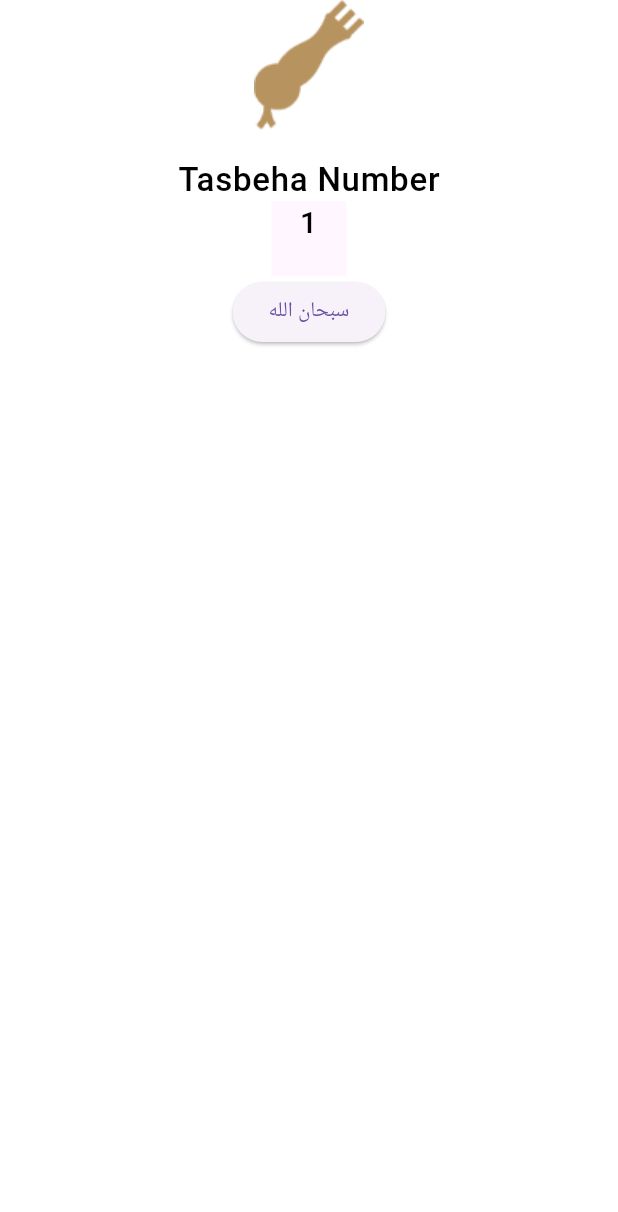
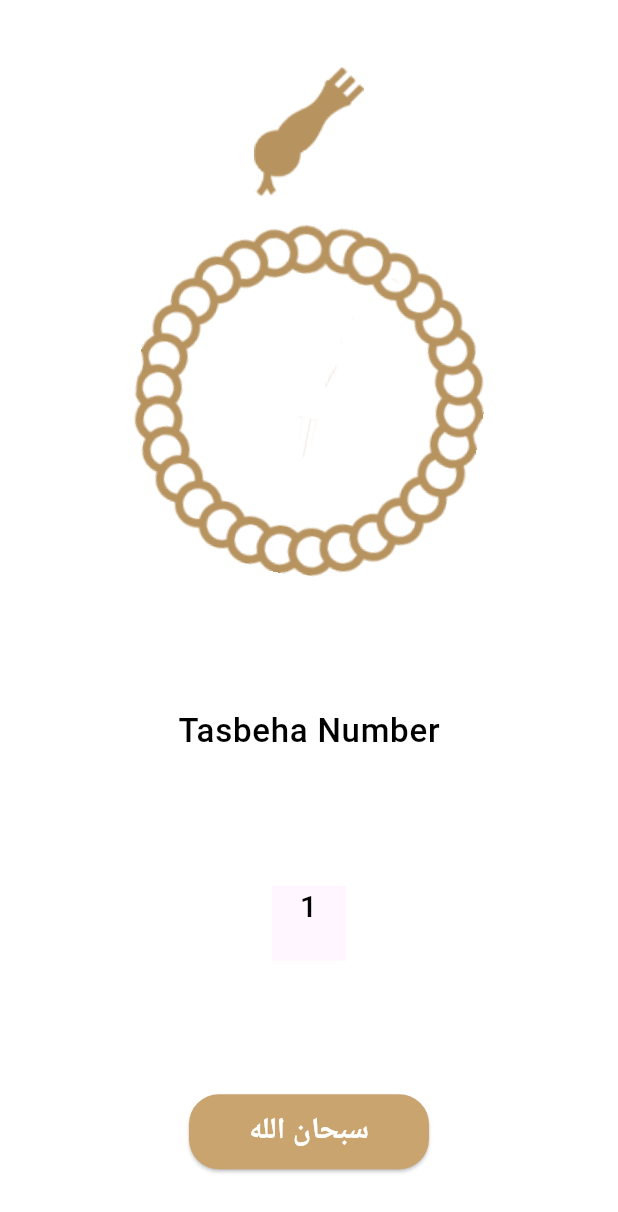
Before and after one commit to Noody362003/islami, a Flutter app: the SebhaTap widget shown alone on an empty page, opened directly, after a tap on "سبحان الله", on a phone screen of 412 x 824 dp. Shown: the top 1212 px of the screen. Run offline on Flutter 3.47's test engine with Material 3 defaults, Android fonts, the phone set to English and light mode, and no system bars.

Commit message:
+sebha tap

```diff
--- a/lib/presentaition/screens/sibha_tap.dart
+++ b/lib/presentaition/screens/sibha_tap.dart
@@ -11,11 +11,12 @@ class SebhaTap extends StatefulWidget {
 class _SebhaTapState extends State<SebhaTap>
     with SingleTickerProviderStateMixin{
   late AnimationController _controller;
+  double rotationAngle = 0.0;
 
   @override
   void initState() {
     _controller = AnimationController(
-      duration: const Duration(milliseconds: 5000),
+      duration: Duration(milliseconds: 300),
       vsync: this,
     );
     super.initState();
@@ -36,18 +37,40 @@ class _SebhaTapState extends State<SebhaTap>
   ];
   int sebha_index = 0;
 
+  void _incrementCounter() {
+    setState(() {
+      if (counter < 33) {
+        counter++;
+        rotationAngle += (1 / 33);
+        _controller.forward(from: 0);
+      } else {
+        counter = 0;
+        rotationAngle = 0; // Reset rotation angle
+        _controller.forward(from: 0); // Reset rotation
+        if (sebha_index < tasbeha.length - 1) {
+          sebha_index++;
+        } else {
+          sebha_index = 0;
+        }
+      }
+    });
+  }
+
   @override
   Widget build(BuildContext context) {
     return Center(
       child: Column(
         crossAxisAlignment: CrossAxisAlignment.center,
+        mainAxisAlignment: MainAxisAlignment.spaceAround,
         children: [
           Container(
             child: Column(
               children: [
                 Image(image: AssetImage(AssetsManager.sebhaHeadTapImageLight)),
-                //RotationTransition(turns: ,
-                //child: Image(image: AssetImage(AssetsManager.sebhaBodyTapImageLight))),
+                RotationTransition(
+                  turns: AlwaysStoppedAnimation(rotationAngle),
+                  child: Image(image: AssetImage(AssetsManager.sebhaBodyTapImageLight)),
+                ),
               ],
             ),
           ),
@@ -66,23 +89,23 @@ class _SebhaTapState extends State<SebhaTap>
             ),
           ),
           ElevatedButton(
-            onPressed: () {
-              setState(() {
-                if (counter < 33) {
-                  counter++;
-                  // animation can be added here
-                } else {
-                  counter = 0;
-                  if (sebha_index < tasbeha.length - 1) {
-                    sebha_index++;
-                  } else {
-                    sebha_index = 0;
-                  }
-                }
-              });
-            },
-            child: Text("${tasbeha[sebha_index]}"),
-          )
+            onPressed: _incrementCounter,
+            style: ElevatedButton.styleFrom(
+              backgroundColor: Color(0xFFC9A46F), // Background color (soft brown/tan)
+              padding: EdgeInsets.symmetric(vertical: 10, horizontal: 40), // Padding
+              shape: RoundedRectangleBorder(
+                borderRadius: BorderRadius.circular(20), // Rounded corners
+              ),
+            ),
+            child: Text(
+              "${tasbeha[sebha_index]}",
+              style: TextStyle(
+                color: Colors.white, // White text
+                fontSize: 20, // Font size similar to design
+                fontWeight: FontWeight.bold, // Bold text
+              ),
+            ),
+          ),
         ],
       ),
     );
```
